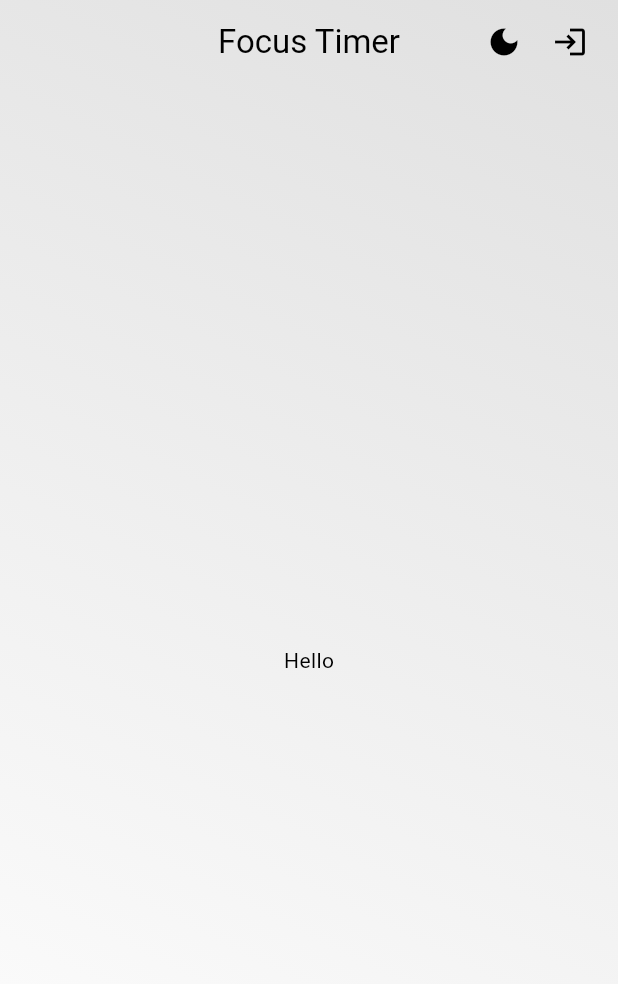
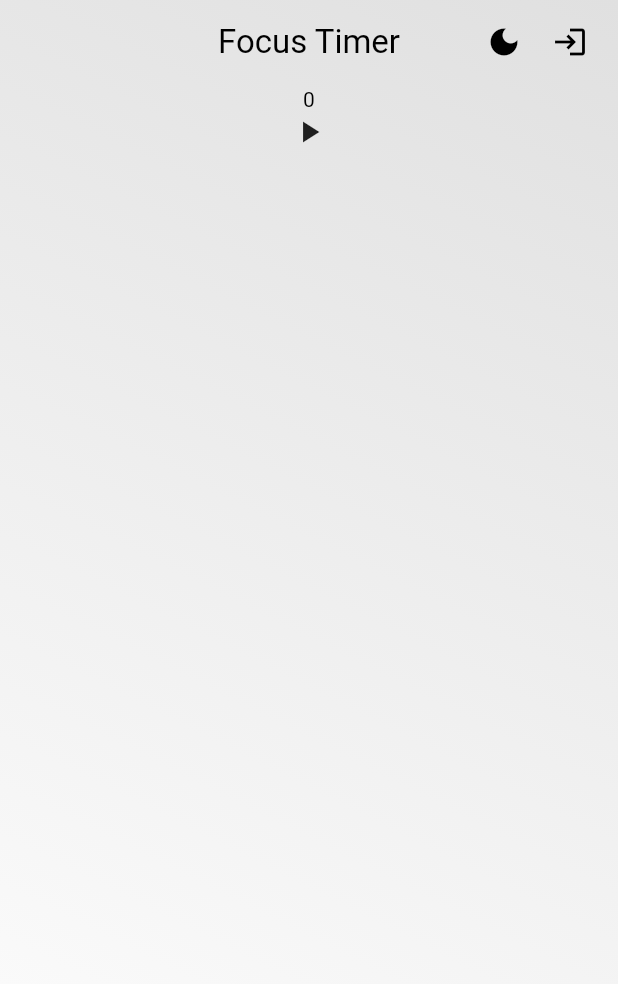
Before and after one commit to jobnbackpack/focus_timer, a Flutter app: the screen it shows after launch, on a phone screen of 412 x 824 dp. Shown: the top 984 px of the screen. Run offline on Flutter 3.47's test engine with Material 3 defaults, Android fonts, the phone set to English and light mode, and no system bars.

Commit message:
feat: stopwatch provider and widget

```diff
--- a/lib/ui/pages/timer_page.dart
+++ b/lib/ui/pages/timer_page.dart
@@ -1,6 +1,7 @@
 import 'package:flutter/material.dart';
 import 'package:focus_timer/ui/pages/login_page.dart';
 import 'package:focus_timer/ui/themes/theme_provider.dart';
+import 'package:focus_timer/ui/widgets/stopwatch.dart';
 import 'package:provider/provider.dart';
 
 class TimerPage extends StatelessWidget {
@@ -50,7 +51,7 @@ class TimerPage extends StatelessWidget {
               ),
             ],
           ),
-          body: const Center(child: Text("Hello")),
+          body: const Center(child: Stopwatch()),
         ));
   }
 }
--- /dev/null
+++ b/lib/ui/widgets/stopwatch.dart
@@ -0,0 +1,26 @@
+import 'package:flutter/material.dart';
+import 'package:focus_timer/ui/widgets/stopwatch_provider.dart';
+import 'package:provider/provider.dart';
+
+class Stopwatch extends StatelessWidget {
+  const Stopwatch({super.key});
+
+  @override
+  Widget build(BuildContext context) {
+    return Column(
+      children: [
+        Text("${context.watch<StopwatchProvider>().count}"),
+        GestureDetector(
+          child: const Icon(Icons.play_arrow),
+          onTap: () {
+            if (context.watch<StopwatchProvider>().isPlaying) {
+              context.read<StopwatchProvider>().stopStopwatch();
+            } else {
+              context.read<StopwatchProvider>().startStopwatch();
+            }
+          },
+        )
+      ],
+    );
+  }
+}
--- /dev/null
+++ b/lib/ui/widgets/stopwatch_provider.dart
@@ -0,0 +1,30 @@
+import 'dart:async';
+
+import 'package:flutter/material.dart';
+
+class StopwatchProvider extends ChangeNotifier {
+  Timer? _timer;
+  int _count = 0;
+
+  int get count => _count;
+  bool get isPlaying => _count != 0;
+
+  List<int> results = [];
+
+  void startStopwatch() {
+    _timer = Timer.periodic(const Duration(seconds: 1), (timer) {
+      _count++;
+      notifyListeners();
+    });
+    notifyListeners();
+  }
+
+  void stopStopwatch() {
+    if (_timer != null) {
+      _timer!.cancel();
+    }
+    results.add(_count);
+    _count = 0;
+    notifyListeners();
+  }
+}
```
Also changed, not shown: lib/main.dart (+12 -2 lines).
